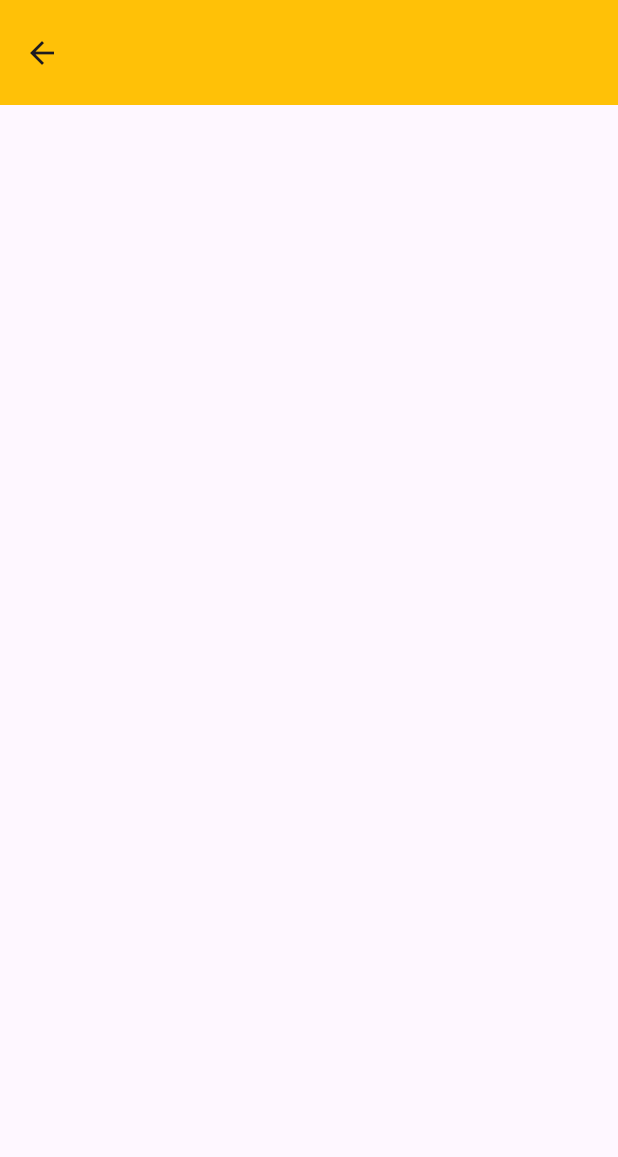
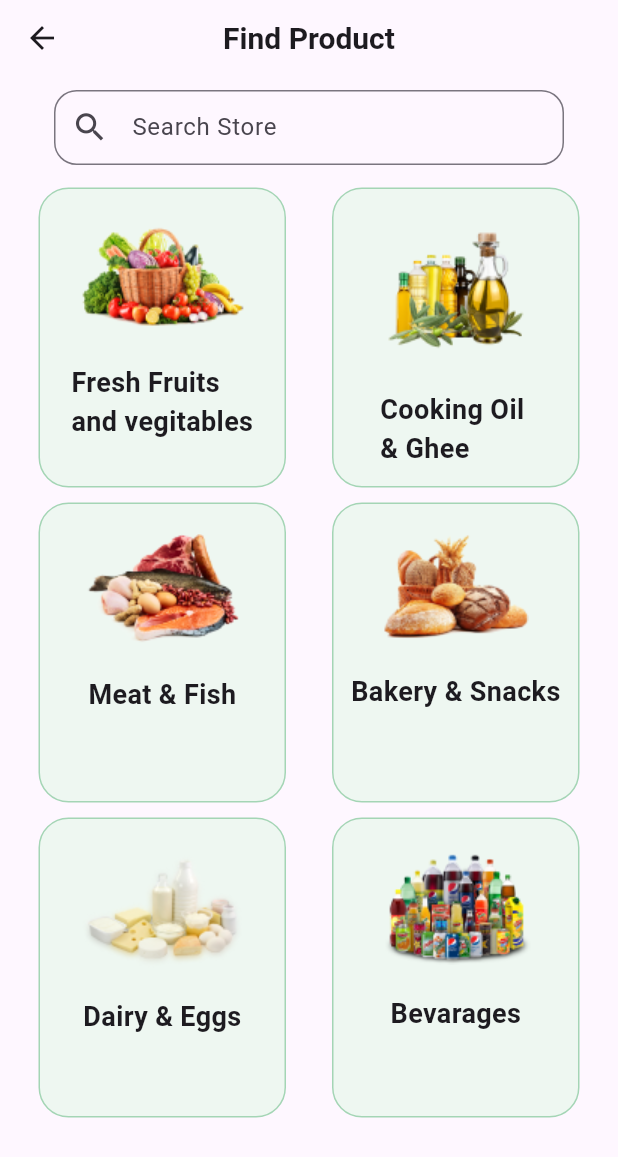
Before and after one commit to SyedEbad902/Grocery-App, a Flutter app: the ExploreView screen opened directly, on a phone screen of 412 x 824 dp. Shown: the top 1157 px of the screen. Run offline on Flutter 3.47's test engine with Material 3 defaults, Android fonts, the phone set to English and light mode, and no system bars; our stand-ins replace get, google_nav_bar.

Commit message:
updated explore screen added

```diff
--- a/lib/screens/explore_view.dart
+++ b/lib/screens/explore_view.dart
@@ -1,4 +1,5 @@
 import 'package:flutter/material.dart';
+import 'package:grocery_app/screens/product_list.dart';
 
 class ExploreView extends StatelessWidget {
   const ExploreView({super.key});
@@ -7,8 +8,131 @@ class ExploreView extends StatelessWidget {
   Widget build(BuildContext context) {
     return Scaffold(
       appBar: AppBar(
-        toolbarHeight: 70,
-        backgroundColor: Colors.amber,
+        centerTitle: true,
+        title: const Text(
+          "Find Product",
+          style: TextStyle(fontSize: 20, fontWeight: FontWeight.bold),
+        ),
+        toolbarHeight: 50,
+      ),
+      body: SingleChildScrollView(
+        child: Column(
+          crossAxisAlignment: CrossAxisAlignment.center,
+          children: [
+            Center(
+              child: Container(
+                height: 60,
+                width: 340,
+                padding: const EdgeInsets.only(top: 10),
+                child: TextField(
+                  // focusNode: _focusNode,
+                  decoration: InputDecoration(
+                      border: OutlineInputBorder(
+                        borderRadius: BorderRadius.circular(15),
+                      ),
+                      labelText: 'Search Store',
+                      prefixIcon: const Icon(
+                        Icons.search,
+                        size: 25,
+                      )),
+                ),
+              ),
+            ),
+            const SizedBox(
+              height: 10,
+            ),
+            ListView.builder(
+              physics: const NeverScrollableScrollPhysics(),
+              shrinkWrap: true,
+              itemCount: 3,
+              itemBuilder: (BuildContext context, int index) {
+                // Generate a row containing two containers
+                int firstIndex = index * 2;
+                int secondIndex = firstIndex + 1;
+                return Row(
+                  mainAxisAlignment: MainAxisAlignment.spaceEvenly,
+                  children: [
+                    InkWell(
+                      onTap: () {},
+                      child: Container(
+                        margin: const EdgeInsets.only(
+                          top: 5,
+                          left: 5,
+                          bottom: 5,
+                          right: 5,
+                        ),
+                        width: 165,
+                        height: 200,
+                        decoration: BoxDecoration(
+                            color: const Color.fromRGBO(238, 247, 241, 5),
+                            borderRadius: BorderRadius.circular(20),
+                            border: Border.all(
+                              color: const Color.fromRGBO(164, 213, 181, 5),
+                            )),
+                        child: Column(
+                          children: [
+                            const SizedBox(
+                              height: 20,
+                            ),
+                            Image.asset(findProduct[firstIndex]["link"]),
+                            const SizedBox(
+                              height: 20,
+                            ),
+                            Text(
+                              findProduct[firstIndex]["name"],
+                              style: const TextStyle(
+                                  fontSize: 18, fontWeight: FontWeight.bold),
+                            )
+                          ],
+                        ),
+                      ),
+                    ),
+                    InkWell(
+                      onTap: () {},
+                      child: Container(
+                        margin: const EdgeInsets.only(
+                          top: 5,
+                          left: 5,
+                          bottom: 5,
+                          right: 5,
+                        ),
+                        width: 165,
+                        height: 200,
+                        decoration: BoxDecoration(
+                            color: const Color.fromRGBO(238, 247, 241, 5),
+                            borderRadius: BorderRadius.circular(20),
+                            border: Border.all(
+                              color: const Color.fromRGBO(164, 213, 181, 5),
+                            )),
+                        child: Column(
+                          // mainAxisAlignment: MainAxisAlignment.center,
+                          children: [
+                            const SizedBox(
+                              height: 20,
+                            ),
+                            Image.asset(findProduct.length > secondIndex
+                                ? findProduct[secondIndex]["link"]
+                                : ''),
+                            const SizedBox(
+                              height: 20,
+                            ),
+                            Text(
+                              findProduct.length > secondIndex
+                                  ? findProduct[secondIndex]["name"]
+                                  : '',
+                              style: const TextStyle(
+                                  fontSize: 18, fontWeight: FontWeight.bold),
+                            )
+                          ],
+                        ),
+                      ),
+                    ),
+                  ],
+                );
+              },
+            ),
+          ],
+        ),
       ),
     );
   }
--- a/lib/screens/gnav_bar.dart
+++ b/lib/screens/gnav_bar.dart
@@ -19,7 +19,7 @@ class GoogleNavBar extends StatelessWidget {
         gap: 5,
         duration: const Duration(milliseconds: 900),
         onTabChange: (value) {
-          print(value);
+
           controller.index.value = value;
         },
         tabs: const [
--- a/lib/screens/product_list.dart
+++ b/lib/screens/product_list.dart
@@ -5,8 +5,7 @@ List product = [
       'amount': "7 Pcs, Priceg",
       "link": "assets/images/banana.png",
       'price': "\$4.99",
-       'url': "assets/images/big-banana.png"
-
+      'url': "assets/images/big-banana.png"
     },
     {
       'name': "Red Apple",
@@ -64,34 +63,29 @@ List product = [
   ]
 ];
 
-
-
-
-//   List BestSellProduct = [
-//   {
-//     'name': "Bell Pepper Red",
-//     'amount': "1 kg, Priceg",
-//     "link": "assets/images/Bell-pepper.png",
-//     'price': "\$4.99"
-//   },
-//   {
-//     'name': "Ginger",
-//     'amount': "250gm, Priceg",
-//     "link": "assets/images/ginger.png",
-//     'price': "\$4.99"
-//   },
-//   ];
-//   List GroceryProduct = [
-//   {
-//     'name': "Beef Bone",
-//     'amount': "1kg, Priceg",
-//     "link": "assets/images/meat.png",
-//     'price': "\$4.99"
-//   },
-//   {
-//     'name': "Chicken",
-//     'amount': "1kg, Priceg",
-//     "link": "assets/images/chicken.png",
-//     'price': "\$4.99"
-//   }
-// ];
+List findProduct = [
+  {
+    'name': "Fresh Fruits \nand vegitables",
+    "link": "assets/images/image1.png",
+  },
+  {
+    'name': "Cooking Oil \n& Ghee",
+    "link": "assets/images/image 2.png",
+  },
+  {
+    'name': "Meat & Fish",
+    "link": "assets/images/image3.png",
+  },
+  {
+    'name': "Bakery & Snacks",
+    "link": "assets/images/image4.png",
+  },
+  {
+    'name': "Dairy & Eggs",
+    "link": "assets/images/image5.png",
+  },
+  {
+    'name': "Bevarages",
+    "link": "assets/images/image6.png",
+  }
+];
```
Also changed, not shown: assets/images/image 2.png (added), assets/images/image1.png (added), assets/images/image3.png (added), assets/images/image4.png (added), assets/images/image5.png (added), assets/images/image6.png (added).
